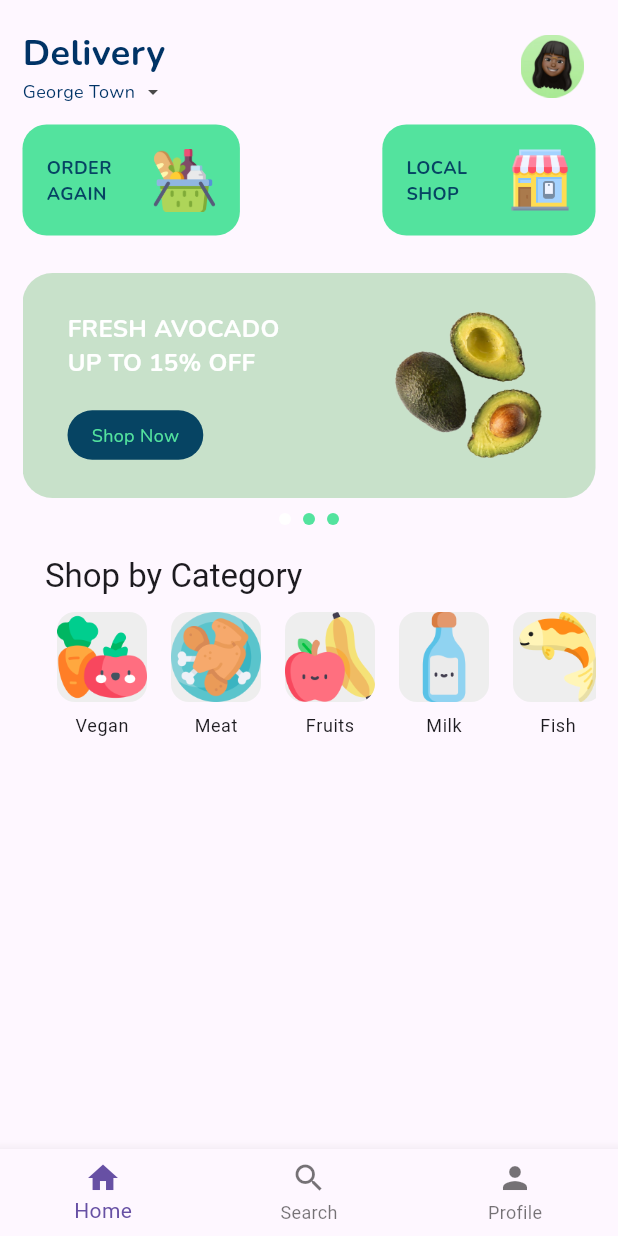
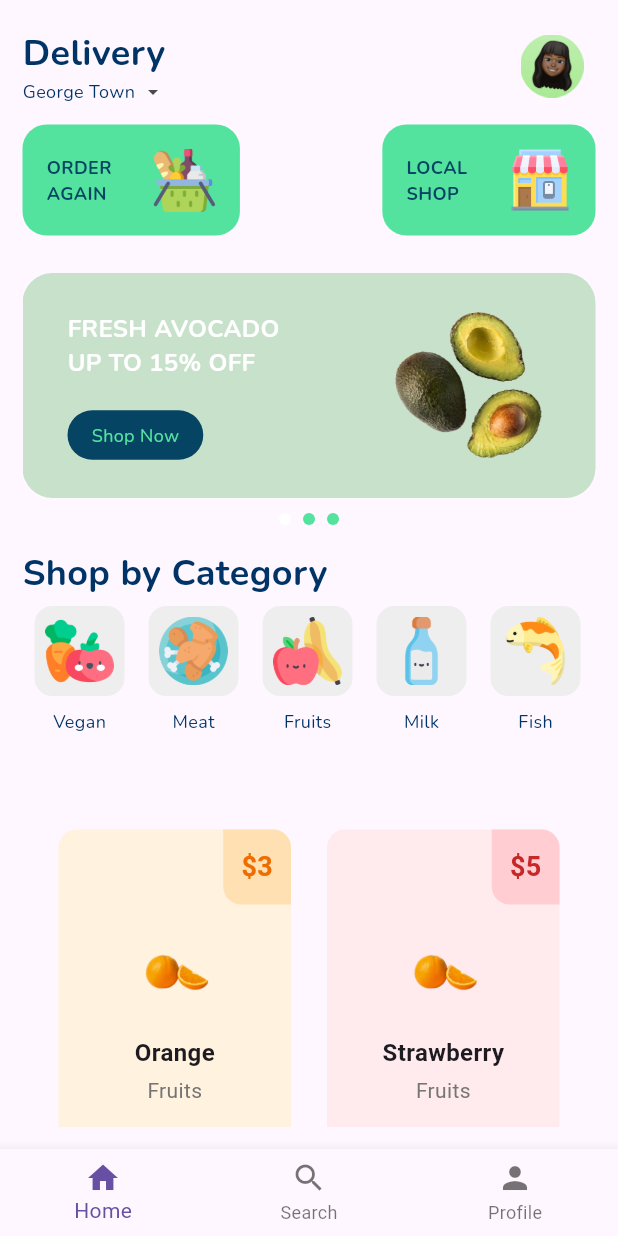
Before and after one commit to maoaktree/sample_app, a Flutter app: the screen it shows after launch, on a phone screen of 412 x 824 dp. Run offline on Flutter 3.47's test engine with Material 3 defaults, Android fonts, the phone set to English and light mode, and no system bars; drawn by our look-alikes of carousel_slider; our stand-ins replace google_fonts.

Commit message:
Link ShopByCategory with TabBarView using TabController and DefaultTabController for simpler tab management.

```diff
--- a/lib/homePage/components/shop_tab.dart
+++ b/lib/homePage/components/shop_tab.dart
@@ -1,7 +1,11 @@
 import 'package:flutter/material.dart';
+import 'package:sample_app/util/theme.dart';
 
 class ShopByCategory extends StatelessWidget {
-  const ShopByCategory({super.key});
+  final void Function(int) onCategorySelected;
+
+  const ShopByCategory({Key? key, required this.onCategorySelected})
+      : super(key: key);
 
   @override
   Widget build(BuildContext context) {
@@ -10,17 +14,17 @@
       children: [
         // Title
         Padding(
-          padding: const EdgeInsets.symmetric(vertical: 10.0, horizontal: 15.0),
+          padding: const EdgeInsets.all(0.0),
           child: Text(
             'Shop by Category',
-            style: Theme.of(context).textTheme.titleLarge,
+            style: AppTextStyles.headerTitle,
           ),
         ),
 
         // Horizontal Scrollable List
         Container(
           height: 120,
-          padding: const EdgeInsets.only(left: 15.0),
+          padding: const EdgeInsets.only(top: 5.0),
           child: SingleChildScrollView(
             scrollDirection: Axis.horizontal,
             child: Row(
@@ -29,26 +33,31 @@
                   context,
                   iconPath: 'lib/images/vegan.png',
                   title: 'Vegan',
+                  index: 0,
                 ),
                 _buildCategoryIcon(
                   context,
                   iconPath: 'lib/images/chicken.png',
                   title: 'Meat',
+                  index: 1,
                 ),
                 _buildCategoryIcon(
                   context,
                   iconPath: 'lib/images/fruits.png',
                   title: 'Fruits',
+                  index: 2,
                 ),
                 _buildCategoryIcon(
                   context,
                   iconPath: 'lib/images/milk.png',
                   title: 'Milk',
+                  index: 3,
                 ),
                 _buildCategoryIcon(
                   context,
                   iconPath: 'lib/images/fish.png',
                   title: 'Fish',
+                  index: 4,
                 ),
               ],
             ),
@@ -59,8 +68,10 @@
   }
 
   Widget _buildCategoryIcon(BuildContext context,
-      {required String iconPath, required String title}) {
-    return Container(
+      {required String iconPath, required String title, required int index}) {
+    return GestureDetector(
+      onTap: () => onCategorySelected(index), //call the callback index tab
+      child: Container(
         margin: const EdgeInsets.symmetric(horizontal: 8.0),
         child: Column(
           children: [
@@ -70,18 +81,20 @@
               decoration: BoxDecoration(
                 color: Colors.grey[200],
                 borderRadius: BorderRadius.circular(12),
-              image: DecorationImage(
-                image: AssetImage(iconPath),
-                fit: BoxFit.cover,
+              ),
+              child: FittedBox(
+                fit:
+                    BoxFit.scaleDown, // Adjusts image size within the container
+                child: Padding(
+                  padding: const EdgeInsets.all(80.0),
+                  child: Image.asset(iconPath),
                 ),
               ),
             ),
             const SizedBox(height: 8.0),
-          Text(
-            title,
-            style: Theme.of(context).textTheme.bodySmall,
+            Text(title, style: AppTextStyles.headerSubtitle),
+          ],
         ),
-        ],
       ),
     );
   }
--- a/lib/homePage/home_page.dart
+++ b/lib/homePage/home_page.dart
@@ -4,37 +4,77 @@
 import 'package:sample_app/homePage/components/nav_bar.dart';
 import 'package:sample_app/homePage/components/promo_banner.dart';
 import 'package:sample_app/homePage/components/shop_tab.dart';
+import 'package:sample_app/tab/fish_tab.dart';
+import 'package:sample_app/tab/fruits_tab.dart';
+import 'package:sample_app/tab/meat_tab.dart';
+import 'package:sample_app/tab/milk_tab.dart';
+import 'package:sample_app/tab/vegan_tab.dart';
 
 class HomePage extends StatefulWidget {
-  const HomePage({super.key});
+  @override
+  _HomePageState createState() => _HomePageState();
+}
+
+class _HomePageState extends State<HomePage>
+    with SingleTickerProviderStateMixin {
+  late TabController _tabController;
 
   @override
-  State<HomePage> createState() => _HomePageState();
+  void initState() {
+    super.initState();
+    _tabController = TabController(length: 5, vsync: this); // tabs
   }
 
-class _HomePageState extends State<HomePage> {
+  @override
+  void dispose() {
+    _tabController.dispose();
+    super.dispose();
+  }
+
+  void _onCategorySelected(int index) {
+    _tabController.animateTo(index);
+  }
+
   @override
   Widget build(BuildContext context) {
-    return const Scaffold(
+    return Scaffold(
       body: SafeArea(
         child: Column(
           crossAxisAlignment: CrossAxisAlignment.start,
           children: [
             Expanded(
-              child: SingleChildScrollView(
               child: Padding(
-                  padding: EdgeInsets.all(15.0),
+                padding: const EdgeInsets.all(15.0),
                 child: Column(
                   crossAxisAlignment: CrossAxisAlignment.start,
                   children: [
-                      Header(),
-                      SizedBox(height: 10),
-                      InitialCards(),
-                      PromoBanner(),
-                      SizedBox(height: 10),
-                      ShopByCategory(),
+                    const Header(),
+                    const SizedBox(height: 10),
+                    const InitialCards(),
+                    const PromoBanner(),
+                    const SizedBox(height: 15),
+                    ShopByCategory(
+                      onCategorySelected: _onCategorySelected,
+                    ),
+                    const SizedBox(height: 10),
+                    Expanded(
+                      child: TabBarView(
+                        controller: _tabController,
+                        children: [
+                          // vegan page
+                          VeganTab(),
+                          // meat page
+                          MeatTab(),
+                          //fruits page
+                          FruitsTab(),
+                          // milk page
+                          MilkTab(),
+                          //fish page
+                          FishTab(),
                         ],
                       ),
+                    ),
+                  ],
                 ),
               ),
             ),
@@ -45,7 +85,7 @@
         ),
       ),
       extendBody: true,
-      bottomNavigationBar: NavBar(),
+      bottomNavigationBar: const NavBar(),
     );
   }
 }
--- a/lib/main.dart
+++ b/lib/main.dart
@@ -13,9 +13,9 @@
   Widget build(BuildContext context) {
     return MaterialApp(
       debugShowCheckedModeBanner: false,
-      home: const HomePage(),
+      home: HomePage(),
       routes: {
-        '/homepage': (context) => const HomePage(),
+        '/homepage': (context) => HomePage(),
         '/detailpage': (context) => const DetailPage(),
       },
       theme: ThemeData(
```
Lines whose indentation alone changed are shown as unchanged.
